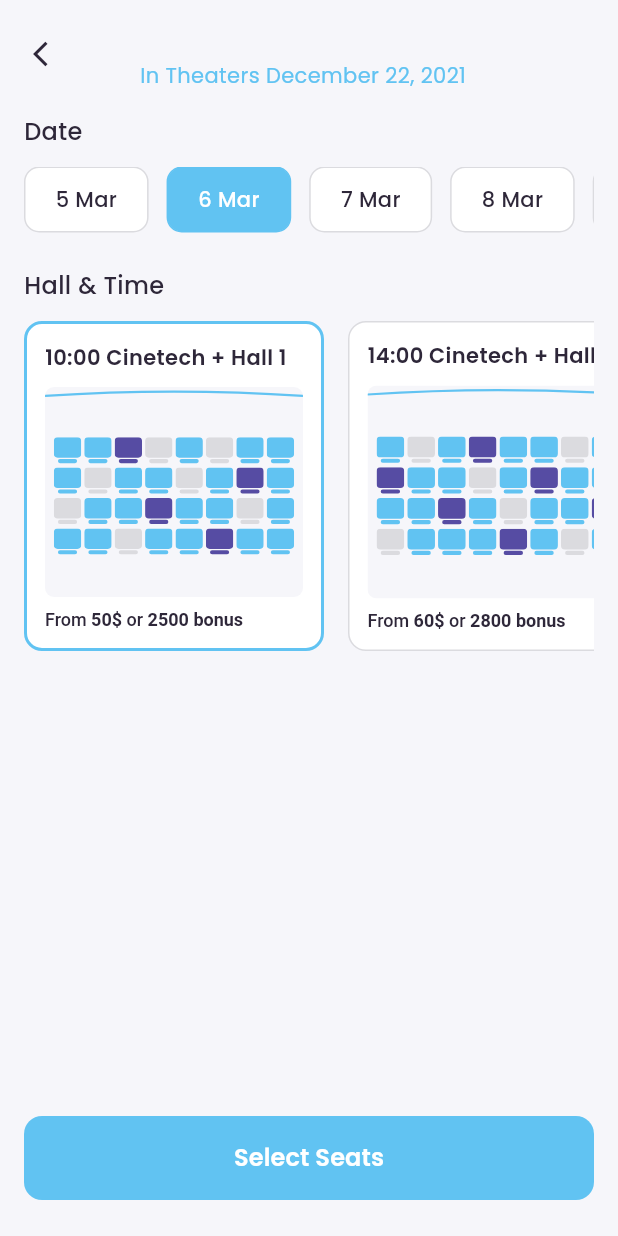
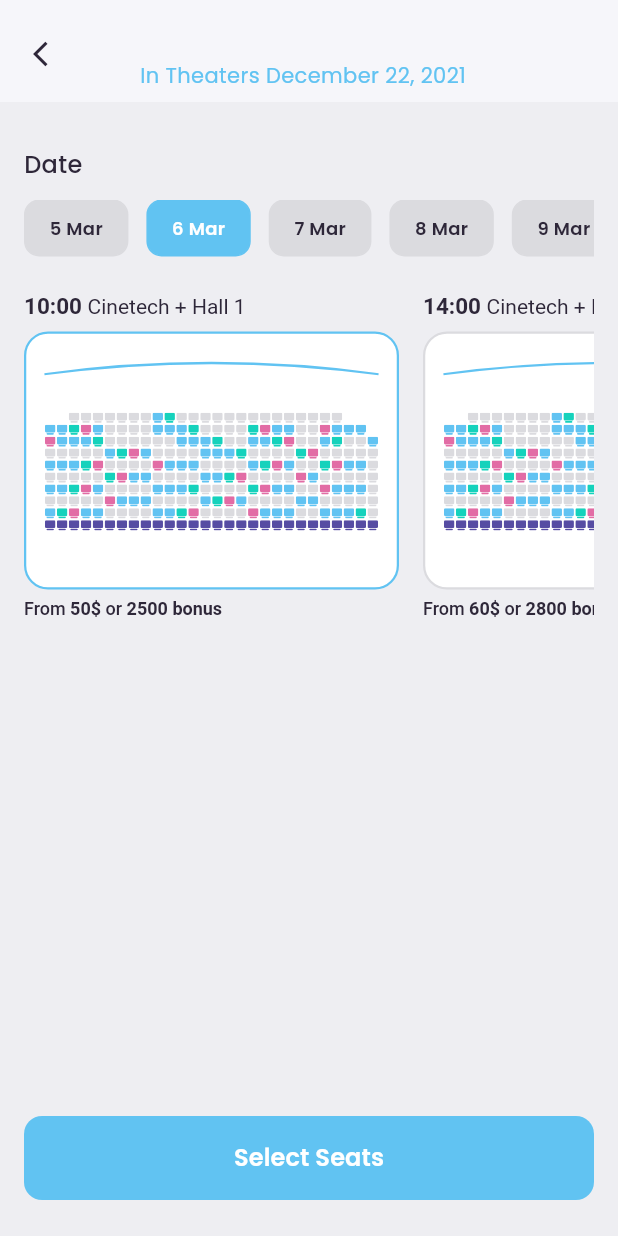
Before and after one commit to JabbarKakar/tentwenty_task, a Flutter app: the HallAndTimesScreen screen opened directly with empty values, after a tap on "6 Mar", on a phone screen of 412 x 824 dp. Run offline on Flutter 3.47's test engine with Material 3 defaults, Android fonts, the phone set to English and light mode, and no system bars; our stand-ins replace dio, flutter_svg, webview_flutter; missing offline and left inert: webview_flutter_android; network calls fail.

Commit message:
By Jabbar, hall screen updated

```diff
--- a/lib/presentation/screens/hall_and_times_screen.dart
+++ b/lib/presentation/screens/hall_and_times_screen.dart
@@ -4,14 +4,14 @@ import '../../core/constants/app_colors.dart';
 import 'seat_selection_screen.dart';
 
 /// Dummy screening: time, cinema, hall, price, bonus.
-/// miniMap: 0=regular, 1=VIP, 2=booked (for small preview)
+/// miniMap: 10x28, same layout as seat_selection_screen. 0=blue, 1=VIP, 2=booked, 3=teal, 4=pink, null=empty.
 class _Screening {
   final String time;
   final String cinema;
   final String hall;
   final int price;
   final int bonus;
-  final List<List<int>> miniMap;
+  final List<List<int?>> miniMap;
 
   _Screening({
     required this.time,
@@ -23,48 +23,108 @@ class _Screening {
   });
 }
 
+/// 10x28 layout matching seat_selection_screen. Values: 0=avail, 1=unavail, 2=selected, 3=VIP, null=empty.
+List<List<int?>> _fullSeatLayout() {
+  final g = List.generate(10, (_) => List<int?>.filled(28, 0));
+  g[0][0] = null; g[0][1] = null; g[0][2] = 1; g[0][3] = 1; g[0][4] = 1;
+  for (int i = 0; i < 4; i++) g[0][5 + i] = 1;
+  for (int i = 0; i < 2; i++) g[0][9 + i] = 0;
+  for (int i = 0; i < 12; i++) g[0][11 + i] = 1;
+  g[0][23] = 1; g[0][24] = 1; g[0][25] = null; g[0][26] = null; g[0][27] = null;
+  for (int i = 0; i < 5; i++) g[1][i] = 0;
+  for (int i = 0; i < 4; i++) g[1][5 + i] = 1;
+  for (int i = 0; i < 4; i++) g[1][9 + i] = 0;
+  for (int i = 0; i < 4; i++) g[1][13 + i] = 1;
+  for (int i = 0; i < 4; i++) g[1][17 + i] = 0;
+  for (int i = 0; i < 2; i++) g[1][21 + i] = 1;
+  for (int i = 0; i < 4; i++) g[1][23 + i] = 0;
+  g[1][27] = null;
+  for (int i = 0; i < 5; i++) g[2][i] = 0;
+  for (int i = 0; i < 4; i++) g[2][5 + i] = 1;
+  g[2][9] = 2; g[2][10] = 1;
+  for (int i = 0; i < 4; i++) g[2][11 + i] = 0;
+  for (int i = 0; i < 2; i++) g[2][15 + i] = 1;
+  for (int i = 0; i < 4; i++) g[2][17 + i] = 0;
+  for (int i = 0; i < 2; i++) g[2][21 + i] = 1;
+  g[2][23] = 0; g[2][24] = 0; g[2][25] = 1; g[2][26] = 1; g[2][27] = 0;
+  for (int i = 0; i < 5; i++) g[3][i] = 1;
+  for (int i = 0; i < 4; i++) { g[3][5 + i] = 0; g[3][9 + i] = 1; g[3][13 + i] = 0; g[3][17 + i] = 1; }
+  for (int i = 0; i < 2; i++) g[3][21 + i] = 0;
+  for (int i = 0; i < 5; i++) g[3][23 + i] = 1;
+  for (int i = 0; i < 5; i++) g[4][i] = 0;
+  for (int i = 0; i < 4; i++) { g[4][5 + i] = 1; g[4][9 + i] = 0; g[4][13 + i] = 1; g[4][17 + i] = 0; }
+  for (int i = 0; i < 2; i++) g[4][21 + i] = 1;
+  for (int i = 0; i < 4; i++) g[4][23 + i] = 0;
+  g[4][27] = 1;
+  for (int i = 0; i < 5; i++) g[5][i] = 1;
+  for (int i = 0; i < 4; i++) { g[5][5 + i] = 0; g[5][9 + i] = 1; g[5][13 + i] = 0; g[5][17 + i] = 1; }
+  for (int i = 0; i < 2; i++) g[5][21 + i] = 0;
+  for (int i = 0; i < 5; i++) g[5][23 + i] = 1;
+  for (int i = 0; i < 5; i++) g[6][i] = 0;
+  for (int i = 0; i < 4; i++) { g[6][5 + i] = 1; g[6][9 + i] = 0; g[6][13 + i] = 1; g[6][17 + i] = 0; }
+  for (int i = 0; i < 2; i++) g[6][21 + i] = 1;
+  for (int i = 0; i < 4; i++) g[6][23 + i] = 0;
+  g[6][27] = 1;
+  for (int i = 0; i < 5; i++) g[7][i] = 1;
+  for (int i = 0; i < 4; i++) { g[7][5 + i] = 0; g[7][9 + i] = 1; g[7][13 + i] = 0; g[7][17 + i] = 1; }
+  for (int i = 0; i < 2; i++) g[7][21 + i] = 0;
+  for (int i = 0; i < 5; i++) g[7][23 + i] = 1;
+  for (int i = 0; i < 5; i++) g[8][i] = 0;
+  for (int i = 0; i < 4; i++) { g[8][5 + i] = 1; g[8][9 + i] = 0; g[8][13 + i] = 1; g[8][17 + i] = 0; }
+  for (int i = 0; i < 2; i++) g[8][21 + i] = 1;
+  for (int i = 0; i < 4; i++) g[8][23 + i] = 0;
+  g[8][27] = 1;
+  for (int c = 0; c < 28; c++) g[9][c] = 3;
+  return g;
+}
+
+/// Maps full layout (0,1,2,3,null) to mini: 0=blue, 1=VIP, 2=booked, 3=teal, 4=pink, null=empty.
+List<List<int?>> _toMiniGrid(List<List<int?>> full) {
+  final m = List.generate(10, (r) => List<int?>.generate(28, (c) {
+    final v = full[r][c];
+    if (v == null) return null;
+    if (v == 3) return 1; // VIP (purple)
+    if (v == 1 || v == 2) return 2; // booked (light gray)
+    // available: mix of blue, teal, pink per screenshot
+    final k = (r * 28 + c) % 5;
+    return k == 0 ? 3 : (k == 1 ? 4 : 0);
+  }));
+  return m;
+}
+
+List<List<int?>> _getMiniLayout() => _toMiniGrid(_fullSeatLayout());
+
 /// Dummy data: dates and per-date screenings.
 void _fillDummy(Map<int, List<_Screening>> m) {
-  const miniRegular = [
-    [0, 0, 1, 2, 0, 2, 0, 0],
-    [0, 2, 0, 0, 2, 0, 1, 0],
-    [2, 0, 0, 1, 0, 0, 2, 0],
-    [0, 0, 2, 0, 0, 1, 0, 0],
-  ];
-  const miniAlt = [
-    [0, 2, 0, 1, 0, 0, 2, 0],
-    [1, 0, 0, 2, 0, 1, 0, 0],
-    [0, 0, 1, 0, 2, 0, 0, 1],
-    [2, 0, 0, 0, 1, 0, 2, 0],
-  ];
+  final mini = _getMiniLayout();
   m[0] = [
-    _Screening(time: '12:30', cinema: 'Cinetech', hall: 'Hall 1', price: 50, bonus: 2500, miniMap: miniRegular),
-    _Screening(time: '13:30', cinema: 'Cinetech', hall: 'Hall 2', price: 75, bonus: 3000, miniMap: miniAlt),
-    _Screening(time: '15:00', cinema: 'Cinetech', hall: 'Hall 1', price: 50, bonus: 2500, miniMap: miniRegular),
-    _Screening(time: '18:00', cinema: 'Cinetech', hall: 'Hall 3', price: 60, bonus: 2800, miniMap: miniAlt),
+    _Screening(time: '12:30', cinema: 'Cinetech', hall: 'Hall 1', price: 50, bonus: 2500, miniMap: mini),
+    _Screening(time: '13:30', cinema: 'Cinetech', hall: 'Hall 2', price: 75, bonus: 3000, miniMap: mini),
+    _Screening(time: '15:00', cinema: 'Cinetech', hall: 'Hall 1', price: 50, bonus: 2500, miniMap: mini),
+    _Screening(time: '18:00', cinema: 'Cinetech', hall: 'Hall 3', price: 60, bonus: 2800, miniMap: mini),
   ];
   m[1] = [
-    _Screening(time: '10:00', cinema: 'Cinetech', hall: 'Hall 1', price: 50, bonus: 2500, miniMap: miniRegular),
-    _Screening(time: '14:00', cinema: 'Cinetech', hall: 'Hall 3', price: 60, bonus: 2800, miniMap: miniAlt),
-    _Screening(time: '17:30', cinema: 'Cinetech', hall: 'Hall 2', price: 75, bonus: 3000, miniMap: miniRegular),
+    _Screening(time: '10:00', cinema: 'Cinetech', hall: 'Hall 1', price: 50, bonus: 2500, miniMap: mini),
+    _Screening(time: '14:00', cinema: 'Cinetech', hall: 'Hall 3', price: 60, bonus: 2800, miniMap: mini),
+    _Screening(time: '17:30', cinema: 'Cinetech', hall: 'Hall 2', price: 75, bonus: 3000, miniMap: mini),
   ];
   m[2] = [
-    _Screening(time: '11:00', cinema: 'Cinetech', hall: 'Hall 1', price: 50, bonus: 2500, miniMap: miniAlt),
-    _Screening(time: '14:30', cinema: 'Cinetech', hall: 'Hall 2', price: 75, bonus: 3000, miniMap: miniRegular),
+    _Screening(time: '11:00', cinema: 'Cinetech', hall: 'Hall 1', price: 50, bonus: 2500, miniMap: mini),
+    _Screening(time: '14:30', cinema: 'Cinetech', hall: 'Hall 2', price: 75, bonus: 3000, miniMap: mini),
   ];
   m[3] = [
-    _Screening(time: '12:00', cinema: 'Cinetech', hall: 'Hall 1', price: 50, bonus: 2500, miniMap: miniRegular),
-    _Screening(time: '15:30', cinema: 'Cinetech', hall: 'Hall 3', price: 60, bonus: 2800, miniMap: miniAlt),
-    _Screening(time: '19:00', cinema: 'Cinetech', hall: 'Hall 1', price: 50, bonus: 2500, miniMap: miniRegular),
+    _Screening(time: '12:00', cinema: 'Cinetech', hall: 'Hall 1', price: 50, bonus: 2500, miniMap: mini),
+    _Screening(time: '15:30', cinema: 'Cinetech', hall: 'Hall 3', price: 60, bonus: 2800, miniMap: mini),
+    _Screening(time: '19:00', cinema: 'Cinetech', hall: 'Hall 1', price: 50, bonus: 2500, miniMap: mini),
   ];
   m[4] = [
-    _Screening(time: '13:00', cinema: 'Cinetech', hall: 'Hall 2', price: 75, bonus: 3000, miniMap: miniAlt),
-    _Screening(time: '16:00', cinema: 'Cinetech', hall: 'Hall 1', price: 50, bonus: 2500, miniMap: miniRegular),
+    _Screening(time: '13:00', cinema: 'Cinetech', hall: 'Hall 2', price: 75, bonus: 3000, miniMap: mini),
+    _Screening(time: '16:00', cinema: 'Cinetech', hall: 'Hall 1', price: 50, bonus: 2500, miniMap: mini),
   ];
   m[5] = [
-    _Screening(time: '10:30', cinema: 'Cinetech', hall: 'Hall 1', price: 50, bonus: 2500, miniMap: miniRegular),
-    _Screening(time: '12:30', cinema: 'Cinetech', hall: 'Hall 3', price: 60, bonus: 2800, miniMap: miniAlt),
-    _Screening(time: '18:30', cinema: 'Cinetech', hall: 'Hall 2', price: 75, bonus: 3000, miniMap: miniRegular),
+    _Screening(time: '10:30', cinema: 'Cinetech', hall: 'Hall 1', price: 50, bonus: 2500, miniMap: mini),
+    _Screening(time: '12:30', cinema: 'Cinetech', hall: 'Hall 3', price: 60, bonus: 2800, miniMap: mini),
+    _Screening(time: '18:30', cinema: 'Cinetech', hall: 'Hall 2', price: 75, bonus: 3000, miniMap: mini),
   ];
 }
 
@@ -125,8 +185,14 @@ class _HallAndTimesScreenState extends State<HallAndTimesScreen> {
           children: [
             _buildHeader(),
             Expanded(
+              child: Container(
+                color: AppColors.borderLight.withOpacity(0.3),
+                padding: const EdgeInsets.fromLTRB(16, 30, 16, 0),
+                child: Column(
+                  crossAxisAlignment: CrossAxisAlignment.stretch,
+                  children: [
+                    Expanded(
                       child: SingleChildScrollView(
-                padding: const EdgeInsets.fromLTRB(16, 8, 16, 16),
                         child: Column(
                           crossAxisAlignment: CrossAxisAlignment.start,
                           children: [
@@ -141,21 +207,17 @@ class _HallAndTimesScreenState extends State<HallAndTimesScreen> {
                             const SizedBox(height: 12),
                             _buildDateChips(),
                             const SizedBox(height: 24),
-                    const Text(
-                      'Hall & Time',
-                      style: TextStyle(
-                        fontSize: 16,
-                        fontWeight: FontWeight.w500,
-                        color: AppColors.primaryDark,
-                      ),
-                    ),
-                    const SizedBox(height: 12),
                             _buildHallTimeCards(),
+                            const SizedBox(height: 16),
                           ],
                         ),
                       ),
                     ),
                     _buildSelectSeatsButton(),
+                  ],
+                ),
+              ),
+            ),
           ],
         ),
       ),
@@ -202,7 +264,7 @@ class _HallAndTimesScreenState extends State<HallAndTimesScreen> {
 
   Widget _buildDateChips() {
     return SizedBox(
-      height: 44,
+      height: 38,
       child: ListView.builder(
         scrollDirection: Axis.horizontal,
         itemCount: _dates.length,
@@ -219,9 +281,9 @@ class _HallAndTimesScreenState extends State<HallAndTimesScreen> {
                 });
               },
               child: Container(
-                padding: const EdgeInsets.symmetric(horizontal: 20, vertical: 10),
+                padding: const EdgeInsets.symmetric(horizontal: 16),
                 decoration: BoxDecoration(
-                  color: isSelected ? AppColors.accentBlue : Colors.white,
+                  color: isSelected ? AppColors.accentBlue : AppColors.borderLight,
                   borderRadius: BorderRadius.circular(10),
                   border: Border.all(
                     color: isSelected ? AppColors.accentBlue : AppColors.borderLight,
@@ -232,8 +294,8 @@ class _HallAndTimesScreenState extends State<HallAndTimesScreen> {
                 child: Text(
                   _dates[i],
                   style: TextStyle(
-                    fontSize: 14,
-                    fontWeight: FontWeight.w500,
+                    fontSize: 12,
+                    fontWeight: FontWeight.w600,
                     color: isSelected ? Colors.white : AppColors.primaryDark,
                   ),
                 ),
@@ -255,7 +317,7 @@ class _HallAndTimesScreenState extends State<HallAndTimesScreen> {
         );
     }
     return SizedBox(
-      height: 220,
+      height: 230,
       child: ListView.builder(
         scrollDirection: Axis.horizontal,
         itemCount: list.length,
@@ -266,33 +328,51 @@ class _HallAndTimesScreenState extends State<HallAndTimesScreen> {
             padding: const EdgeInsets.only(right: 16),
             child: GestureDetector(
               onTap: () => setState(() => _selectedScreeningIndex = i),
-              child: Container(
-                width: 200,
+              child: Column(
+                mainAxisSize: MainAxisSize.min,
+                crossAxisAlignment: CrossAxisAlignment.start,
+                children: [
+                  RichText(
+                    text: TextSpan(
+                      style: const TextStyle(color: AppColors.primaryDark),
+                      children: [
+                        TextSpan(
+                          text: '${s.time} ',
+                          style: const TextStyle(fontSize: 15, fontWeight: FontWeight.w700),
+                        ),
+                        TextSpan(
+                          text: '${s.cinema} + ${s.hall}',
+                          style: const TextStyle(fontSize: 14, fontWeight: FontWeight.w400),
+                        ),
+                      ],
+                    ),
+                  ),
+                  const SizedBox(height: 8),
+                  Container(
+                    width: 250,
+                    height: 172,
                     padding: const EdgeInsets.all(12),
                     decoration: BoxDecoration(
                       color: Colors.white,
-                  borderRadius: BorderRadius.circular(12),
+                      borderRadius: BorderRadius.circular(16),
                       border: Border.all(
                         color: isSelected ? AppColors.accentBlue : AppColors.borderLight,
-                    width: isSelected ? 2 : 1,
+                        width: 1.5,
                       ),
                     ),
                     child: Column(
-                  crossAxisAlignment: CrossAxisAlignment.start,
+                      crossAxisAlignment: CrossAxisAlignment.center,
+                      mainAxisAlignment: .center,
                       children: [
-                    Text(
-                      '${s.time} ${s.cinema} + ${s.hall}',
-                      style: const TextStyle(
-                        fontSize: 14,
-                        fontWeight: FontWeight.w600,
-                        color: AppColors.primaryDark,
+                        Expanded(
+                          child: Center(child: Align(
+                              alignment: .center,
+                              child: _buildMiniSeatMap(s.miniMap))),
+                        ),
+                      ],
                     ),
                   ),
-                    const SizedBox(height: 10),
-                    Expanded(
-                      child: _buildMiniSeatMap(s.miniMap),
-                    ),
-                    const SizedBox(height: 8),
+                  const SizedBox(height: 6),
                   RichText(
                     text: TextSpan(
                       style: const TextStyle(fontSize: 12, color: AppColors.primaryDark, fontWeight: FontWeight.w500),
@@ -307,61 +387,74 @@ class _HallAndTimesScreenState extends State<HallAndTimesScreen> {
                 ],
               ),
             ),
-            ),
           );
         },
       ),
     );
   }
 
-  Widget _buildMiniSeatMap(List<List<int>> grid) {
+  Widget _buildMiniSeatMap(List<List<int?>> grid) {
     const cRegular = AppColors.accentBlue;
     const cVip = AppColors.accentPurple;
     const cBooked = AppColors.borderLight;
-    final rows = grid.length;
-    final cols = rows > 0 ? grid[0].length : 0;
-    if (rows == 0 || cols == 0) return const SizedBox.shrink();
+    const int rows = 10;
+    const int cols = 28;
     return ClipRRect(
       borderRadius: BorderRadius.circular(6),
       child: Container(
-        color: AppColors.surface,
+        color: Colors.white,
         child: Column(
           children: [
             SizedBox(
-              height: 6,
+              height: 15,
               width: double.infinity,
               child: CustomPaint(painter: _MiniScreenArcPainter()),
             ),
             Expanded(
               child: LayoutBuilder(
                 builder: (context, c) {
-                  final cellW = c.maxWidth / cols;
-                  final cellH = c.maxHeight / rows;
-                  final seatSize = (cellW < cellH ? cellW : cellH) * 0.85;
-                  return Column(
+                  final cellSize = (c.maxWidth / cols) < (c.maxHeight / rows)
+                      ? c.maxWidth / cols
+                      : c.maxHeight / rows;
+                  final seatSize = cellSize * 0.88;
+                  return Center(
+                    child: Column(
+                      // mainAxisSize: MainAxisSize.min,
                       mainAxisAlignment: MainAxisAlignment.center,
+                      crossAxisAlignment: .center,
+                      children: List.generate(rows, (i) => Row(
                         mainAxisSize: MainAxisSize.min,
-                    children: List.generate(rows, (i) => Row(
                         mainAxisAlignment: MainAxisAlignment.center,
-                      mainAxisSize: MainAxisSize.min,
+                        crossAxisAlignment: .center,
                         children: List.generate(cols, (j) {
+                          final v = i < grid.length && j < grid[i].length ? grid[i][j] : null;
+                          if (v == null) {
+                            return SizedBox(width: cellSize, height: cellSize);
+                          }
                           Color color;
-                        switch (grid[i][j]) {
+                          switch (v) {
                             case 0: color = cRegular; break;
                             case 1: color = cVip; break;
+                            case 2: color = cBooked; break;
+                            case 3: color = AppColors.accentTeal; break;
+                            case 4: color = AppColors.accentPink; break;
                             default: color = cBooked;
                           }
-                        return Padding(
-                          padding: const EdgeInsets.all(1),
+                          return SizedBox(
+                            width: cellSize,
+                            height: cellSize,
+                            child: Center(
                               child: AppAssets.svgWithColor(
                                 AppAssets.iconsSeat,
                                 color: color,
                                 width: seatSize,
                                 height: seatSize,
                               ),
+                            ),
                           );
                         }),
                       )),
+                    ),
                   );
                 },
               ),
@@ -374,7 +467,7 @@ class _HallAndTimesScreenState extends State<HallAndTimesScreen> {
 
   Widget _buildSelectSeatsButton() {
     return Padding(
-      padding: const EdgeInsets.fromLTRB(16, 8, 16, 24),
+      padding: const EdgeInsets.only(top: 12, bottom: 24),
       child: SizedBox(
         width: double.infinity,
         height: 56,
```
Lines whose indentation alone changed are shown as unchanged.
